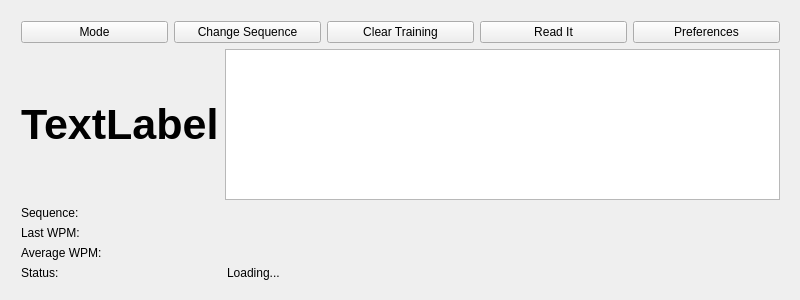
First picture: the form in MainWindow.ui, repository hardaker/CuteCW, before the edit.
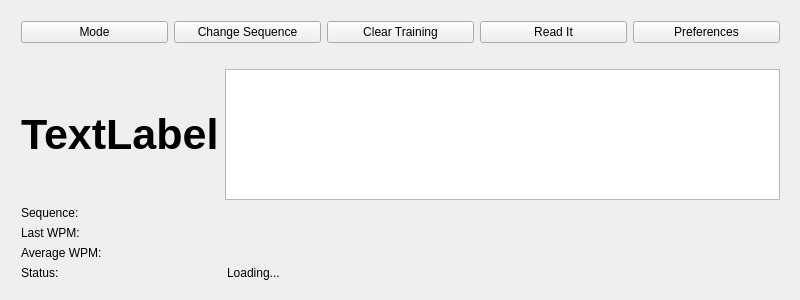
Second picture: the form after the edit.

Commit message: increase font size of help widget.

```diff
--- a/MainWindow.ui
+++ b/MainWindow.ui
@@ -69,6 +69,22 @@
        </item>
       </layout>
      </item>
+     <item>
+      <widget class="QLabel" name="helpBar">
+       <property name="font">
+        <font>
+         <pointsize>9</pointsize>
+         <italic>false</italic>
+        </font>
+       </property>
+       <property name="text">
+        <string/>
+       </property>
+       <property name="wordWrap">
+        <bool>true</bool>
+       </property>
+      </widget>
+     </item>
      <item>
       <layout class="QHBoxLayout" name="horizontalLayout_5">
        <item>
```
